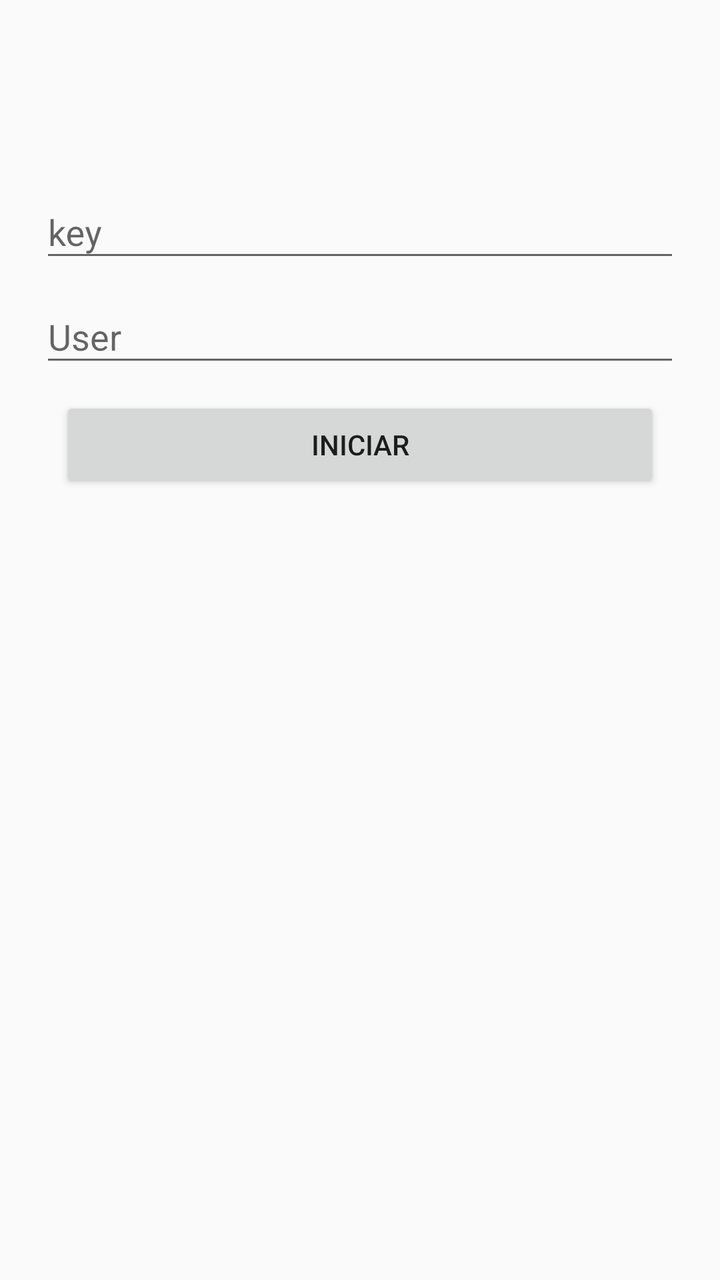
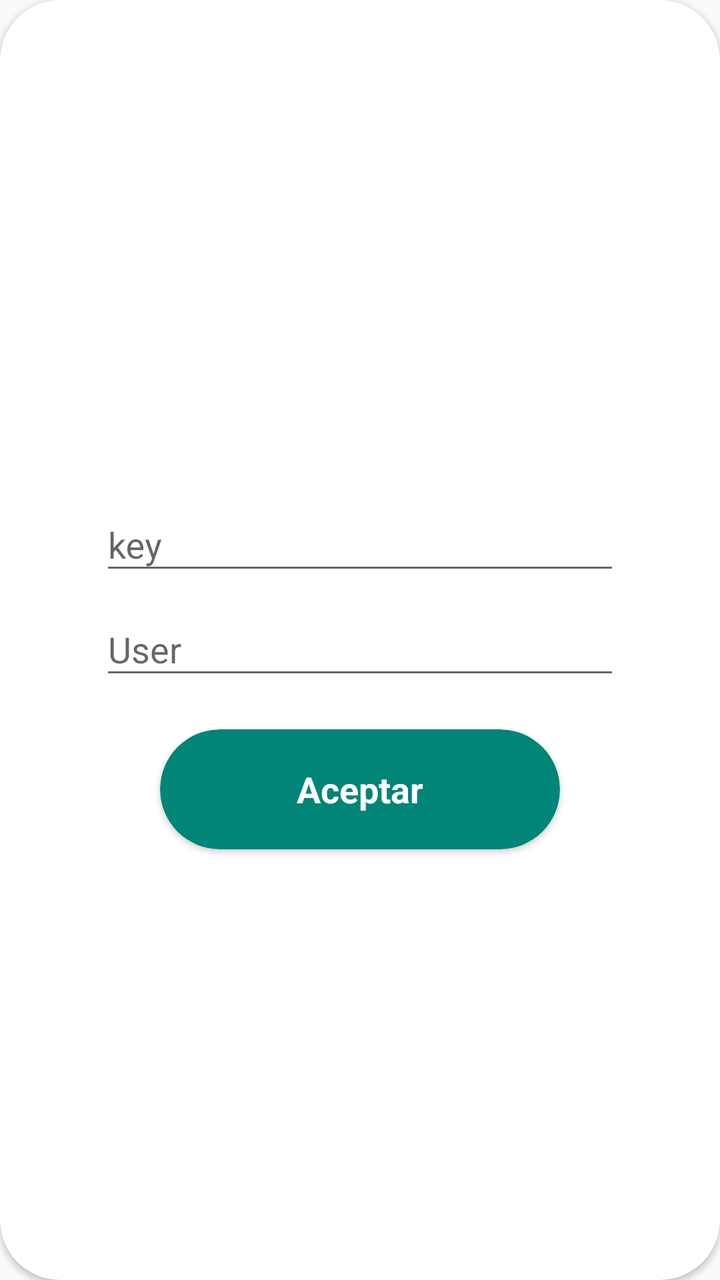

Before-and-after screenshots of an Android layout around one commit, followed by the original layout XML and the change that was made.
<!-- AndroidManifest.xml: application theme AppTheme -->
<!-- res/layout/dialog_2edit_button.xml -->
<?xml version="1.0" encoding="utf-8"?>
<LinearLayout
    xmlns:android="http://schemas.android.com/apk/res/android"
    android:layout_width="match_parent"
    android:layout_height="match_parent"
    android:orientation="vertical"
    android:padding="20dp"
    android:minWidth="30dp">

    <LinearLayout android:id="@+id/llProgress"
        android:layout_width="match_parent"
        android:layout_height="wrap_content"
        android:orientation="vertical"
        android:visibility="invisible">

        <ProgressBar android:id="@+id/pb"
            android:layout_width="30dp"
            android:layout_height="30dp"
            android:layout_gravity="center"/>
        <TextView
            android:layout_width="match_parent"
            android:layout_height="wrap_content"
            android:text="please wait..."
            android:textColor="@android:color/black"
            android:gravity="center"
            android:textSize="10sp"
            android:padding="10dp"/>

    </LinearLayout>


    <android.support.design.widget.TextInputLayout
        android:id="@+id/input_layout_password"
        android:layout_width="match_parent"
        android:layout_height="wrap_content">

        <EditText android:id="@+id/etKey"
            android:layout_width="match_parent"
            android:layout_height="wrap_content"
            android:hint="key"/>

    </android.support.design.widget.TextInputLayout>

    <android.support.design.widget.TextInputLayout
        android:id="@+id/input_layout_user"
        android:layout_width="match_parent"
        android:layout_height="wrap_content">

        <EditText android:id="@+id/etUser"
            android:layout_width="match_parent"
            android:layout_height="wrap_content"
            android:hint="User"/>

    </android.support.design.widget.TextInputLayout>


    <Button android:id="@+id/btnCargaInicial"
        android:layout_width="match_parent"
        android:layout_height="wrap_content"
        android:layout_margin="10dp"
        android:text="Iniciar"/>

    <TextView android:id="@+id/tvMessage"
        android:layout_width="match_parent"
        android:layout_height="wrap_content"
        android:padding="10dp"
        android:text=""
        android:textColor="@android:color/black"/>
</LinearLayout>
<!-- resources referenced by this layout -->
<resources>
  <style name="AppTheme" parent="Theme.AppCompat.Light.DarkActionBar">
          
          <item name="colorPrimary">@color/colorPrimary</item>
          <item name="colorPrimaryDark">@color/colorPrimaryDark</item>
          <item name="colorAccent">@color/colorAccent</item>
      </style>
  <color name="colorPrimary">#008577</color>
  <color name="colorPrimaryDark">#00574B</color>
  <color name="colorAccent">#D81B60</color>
</resources>

<!-- the commit's change to res/layout/dialog_2edit_button.xml (unified diff, before → after) -->
@@ -1,69 +1,90 @@
 <?xml version="1.0" encoding="utf-8"?>
-<LinearLayout
-    xmlns:android="http://schemas.android.com/apk/res/android"
+<android.support.v7.widget.CardView xmlns:android="http://schemas.android.com/apk/res/android"
     android:layout_width="match_parent"
-    android:layout_height="match_parent"
-    android:orientation="vertical"
-    android:padding="20dp"
-    android:minWidth="30dp">
+    android:layout_height="wrap_content"
+    xmlns:app="http://schemas.android.com/apk/res-auto"
+    app:cardCornerRadius="30dp"
+    android:layout_margin="50dp">
 
-    <LinearLayout android:id="@+id/llProgress"
+
+    <LinearLayout
         android:layout_width="match_parent"
-        android:layout_height="wrap_content"
+        android:layout_height="match_parent"
         android:orientation="vertical"
-        android:visibility="invisible">
+        android:padding="50dp"
+        android:gravity="center">
 
-        <ProgressBar android:id="@+id/pb"
-            android:layout_width="30dp"
-            android:layout_height="30dp"
-            android:layout_gravity="center"/>
-        <TextView
+        <LinearLayout android:id="@+id/llProgress"
             android:layout_width="match_parent"
             android:layout_height="wrap_content"
-            android:text="please wait..."
-            android:textColor="@android:color/black"
-            android:gravity="center"
-            android:textSize="10sp"
-            android:padding="10dp"/>
+            android:orientation="vertical"
+            android:visibility="invisible">
 
-    </LinearLayout>
+            <ProgressBar android:id="@+id/pb"
+                android:layout_width="30dp"
+                android:layout_height="30dp"
+                android:layout_gravity="center"/>
+            <TextView
+                android:layout_width="match_parent"
+                android:layout_height="wrap_content"
+                android:text="please wait..."
+                android:textColor="@android:color/black"
+                android:gravity="center"
+                android:textSize="10sp"
+                android:padding="10dp"/>
+
+        </LinearLayout>
 
 
-    <android.support.design.widget.TextInputLayout
-        android:id="@+id/input_layout_password"
-        android:layout_width="match_parent"
-        android:layout_height="wrap_content">
+        <android.support.design.widget.TextInputLayout
+            android:id="@+id/input_layout_password"
+            android:layout_width="match_parent"
+            android:layout_height="wrap_content">
 
-        <EditText android:id="@+id/etKey"
+            <EditText android:id="@+id/etKey"
+                android:layout_width="match_parent"
+                android:layout_height="wrap_content"
+                android:hint="key"/>
+
+        </android.support.design.widget.TextInputLayout>
+
+        <android.support.design.widget.TextInputLayout
+            android:id="@+id/input_layout_user"
+            android:layout_width="match_parent"
+            android:layout_height="wrap_content">
+
+            <EditText android:id="@+id/etUser"
+                android:layout_width="match_parent"
+                android:layout_height="wrap_content"
+                android:hint="User"/>
+
+        </android.support.design.widget.TextInputLayout>
+
+        <android.support.v7.widget.CardView
+            android:id="@+id/btnCargaInicial"
+            android:layout_width="200dp"
+            android:layout_height="60dp"
+            android:layout_gravity="center"
+            app:cardCornerRadius="30dp"
+            app:cardBackgroundColor="@color/colorPrimary"
+            android:layout_marginTop="20dp">
+
+            <TextView
+                android:layout_width="match_parent"
+                android:layout_height="match_parent"
+                android:text="Aceptar"
+                android:gravity="center"
+                android:textSize="18sp"
+                android:textColor="@color/white"
+                android:textStyle="bold"/>
+
+        </android.support.v7.widget.CardView>
+
+        <TextView android:id="@+id/tvMessage"
             android:layout_width="match_parent"
             android:layout_height="wrap_content"
-            android:hint="key"/>
-
-    </android.support.design.widget.TextInputLayout>
-
-    <android.support.design.widget.TextInputLayout
-        android:id="@+id/input_layout_user"
-        android:layout_width="match_parent"
-        android:layout_height="wrap_content">
-
-        <EditText android:id="@+id/etUser"
-            android:layout_width="match_parent"
-            android:layout_height="wrap_content"
-            android:hint="User"/>
-
-    </android.support.design.widget.TextInputLayout>
-
-
-    <Button android:id="@+id/btnCargaInicial"
-        android:layout_width="match_parent"
-        android:layout_height="wrap_content"
-        android:layout_margin="10dp"
-        android:text="Iniciar"/>
-
-    <TextView android:id="@+id/tvMessage"
-        android:layout_width="match_parent"
-        android:layout_height="wrap_content"
-        android:padding="10dp"
-        android:text=""
-        android:textColor="@android:color/black"/>
-</LinearLayout>
+            android:padding="10dp"
+            android:text=""
+            android:textColor="@android:color/black"/>
+    </LinearLayout>
+</android.support.v7.widget.CardView>
<!-- resource entries referenced after the edit -->
@@ -7,6 +7,7 @@
           <item name="colorAccent">@color/colorAccent</item>
       </style>
   <color name="colorPrimary">#008577</color>
+  <color name="white">#FFFFFF</color>
   <color name="colorPrimaryDark">#00574B</color>
   <color name="colorAccent">#D81B60</color>
 </resources>
